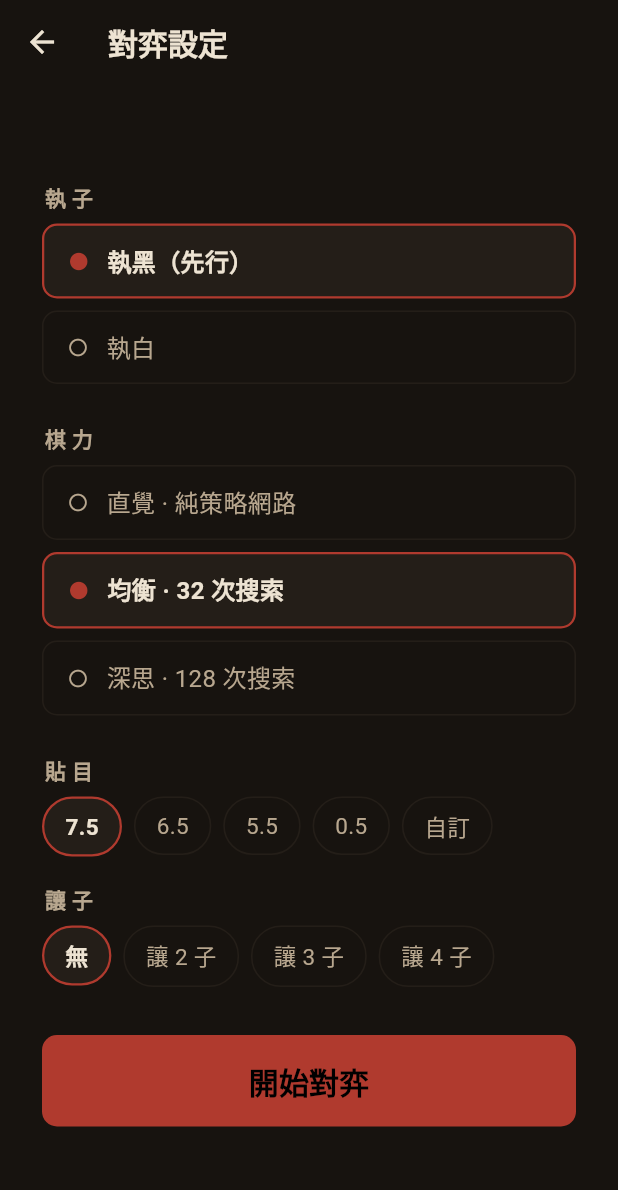
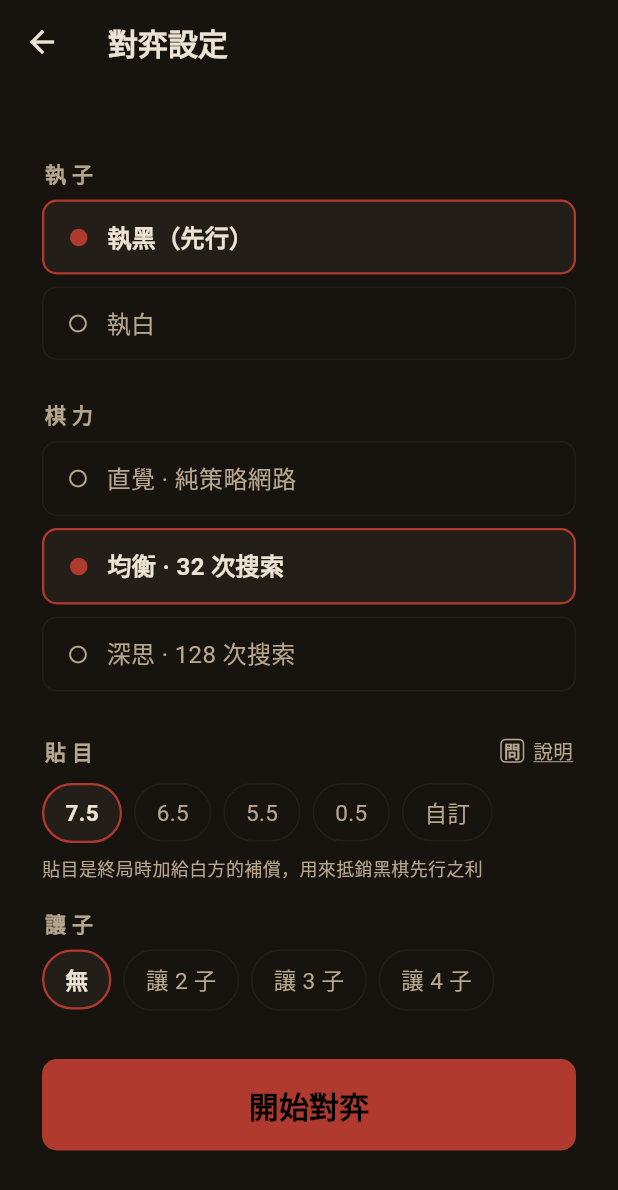
Before and after one commit to edwards414/fxrbindi_go, a Flutter app: the GameSetupPage screen opened directly, on a phone screen of 412 x 824 dp. Shown: the top 1190 px of the screen. Run offline on Flutter 3.47's test engine with Material 3 defaults, Android fonts, the phone set to English and light mode, and no system bars; network calls fail.

Commit message:
對弈設定：貼目加上規則說明 [no-upload]
貼目區塊常駐一行「貼目是終局時加給白方的補償，用來抵銷黑棋先行之利」，
旁邊「說明」開對話框，五條講清楚先行之利、補償、半目避和、讓子時的處理、
以及自訂貼目對模型評估的影響。附兩支 widget 測試。

Co-Authored-By: Claude Opus 5 (1M context) <noreply@anthropic.com>

```diff
--- a/app/lib/game_setup_page.dart
+++ b/app/lib/game_setup_page.dart
@@ -2,6 +2,36 @@ import 'package:flutter/material.dart';
 
 import 'game_page.dart';
 import 'main.dart';
+
+/// 貼目說明裡的一條：朱印方章字符 + 一段文字。
+class _KomiNote extends StatelessWidget {
+  final String glyph;
+  final String text;
+
+  const _KomiNote(this.glyph, this.text);
+
+  @override
+  Widget build(BuildContext context) => Padding(
+    padding: const EdgeInsets.only(bottom: 14),
+    child: Row(
+      crossAxisAlignment: CrossAxisAlignment.start,
+      children: [
+        SealGlyph(glyph, size: 22, fontSize: 14),
+        const SizedBox(width: 12),
+        Expanded(
+          child: Text(
+            text,
+            style: const TextStyle(
+              fontSize: 14,
+              color: Sumi.paperDim,
+              height: 1.6,
+            ),
+          ),
+        ),
+      ],
+    ),
+  );
+}
 
 /// 對弈設定頁：從首頁按「開始對弈」進入，選好執子與棋力後才進棋盤。
 class GameSetupPage extends StatefulWidget {
@@ -153,7 +183,14 @@ class _GameSetupPageState extends State<GameSetupPage> {
                         onChanged: (_) => setState(() => komiError = null),
                       ),
                     ],
-                  ]),
+                    const Padding(
+                      padding: EdgeInsets.only(top: 8),
+                      child: Text(
+                        '貼目是終局時加給白方的補償，用來抵銷黑棋先行之利',
+                        style: TextStyle(fontSize: 12, color: Sumi.paperDim),
+                      ),
+                    ),
+                  ], trailing: _helpLink(_showKomiHelp)),
                   const SizedBox(height: 18),
                   _section('讓子', [
                     Wrap(
@@ -222,8 +259,11 @@ class _GameSetupPageState extends State<GameSetupPage> {
     );
   }
 
-  Widget _section(String title, List<Widget> children) => Column(
+  Widget _section(String title, List<Widget> children, {Widget? trailing}) =>
+      Column(
         crossAxisAlignment: CrossAxisAlignment.start,
+        children: [
+          Row(
             children: [
               Text(
                 title,
@@ -234,9 +274,77 @@ class _GameSetupPageState extends State<GameSetupPage> {
                   letterSpacing: 4,
                 ),
               ),
+              if (trailing != null) ...[const Spacer(), trailing],
+            ],
+          ),
           const SizedBox(height: 8),
           ...children,
         ],
+      );
+
+  /// 章節標題右側的「說明」連結。用朱印方章字符當圖示，跟 SealGlyph 的
+  /// 品牌視覺語言一致（見 main.dart 為何不用 Material 圖示）。
+  Widget _helpLink(VoidCallback onTap) => GestureDetector(
+    behavior: HitTestBehavior.opaque,
+    onTap: onTap,
+    child: const Padding(
+      padding: EdgeInsets.symmetric(vertical: 4, horizontal: 2),
+      child: Row(
+        mainAxisSize: MainAxisSize.min,
+        children: [
+          SealGlyph('問', size: 16, fontSize: 11),
+          SizedBox(width: 6),
+          Text(
+            '說明',
+            style: TextStyle(
+              fontSize: 13,
+              color: Sumi.paperDim,
+              decoration: TextDecoration.underline,
+              decorationColor: Sumi.paperDim,
+            ),
+          ),
+        ],
+      ),
+    ),
+  );
+
+  void _showKomiHelp() => showDialog<void>(
+    context: context,
+    builder: (_) => AlertDialog(
+      backgroundColor: Sumi.panel,
+      title: const Text(
+        '關於貼目',
+        style: TextStyle(
+          color: Sumi.paper,
+          fontSize: 22,
+          fontWeight: FontWeight.w700,
+        ),
+      ),
+      content: SingleChildScrollView(
+        child: Column(
+          mainAxisSize: MainAxisSize.min,
+          crossAxisAlignment: CrossAxisAlignment.start,
+          children: const [
+            _KomiNote('先', '黑棋先落子，天生佔了先行之利；在九路小盤上這個便宜尤其明顯。'),
+            _KomiNote(
+              '補',
+              '終局計點時，把貼目加到白方，用來抵銷這個先行之利。'
+                  '玄石採中國規則（Tromp-Taylor 計點），預設貼目 7.5 目。',
+            ),
+            _KomiNote('半', '貼目帶半目，是為了讓雙方總分不可能相等，確保一定分出勝負、不會和棋。'),
+            _KomiNote('讓', '讓子局中黑方開局已先佔數子，先行之利不再存在，因此慣例把貼目降到 0.5。'),
+            _KomiNote('調', '調高貼目對白方有利，調低則對黑方有利。想加重讓步就往上調。'),
+          ],
+        ),
+      ),
+      actions: [
+        FilledButton(
+          style: FilledButton.styleFrom(backgroundColor: Sumi.seal),
+          onPressed: () => Navigator.pop(context),
+          child: const Text('知道了'),
+        ),
+      ],
+    ),
   );
 
   Widget _chip(String label, bool selected, VoidCallback onTap) =>
```
Also changed, not shown: 2 other files. Lines whose indentation alone changed are shown as unchanged.
